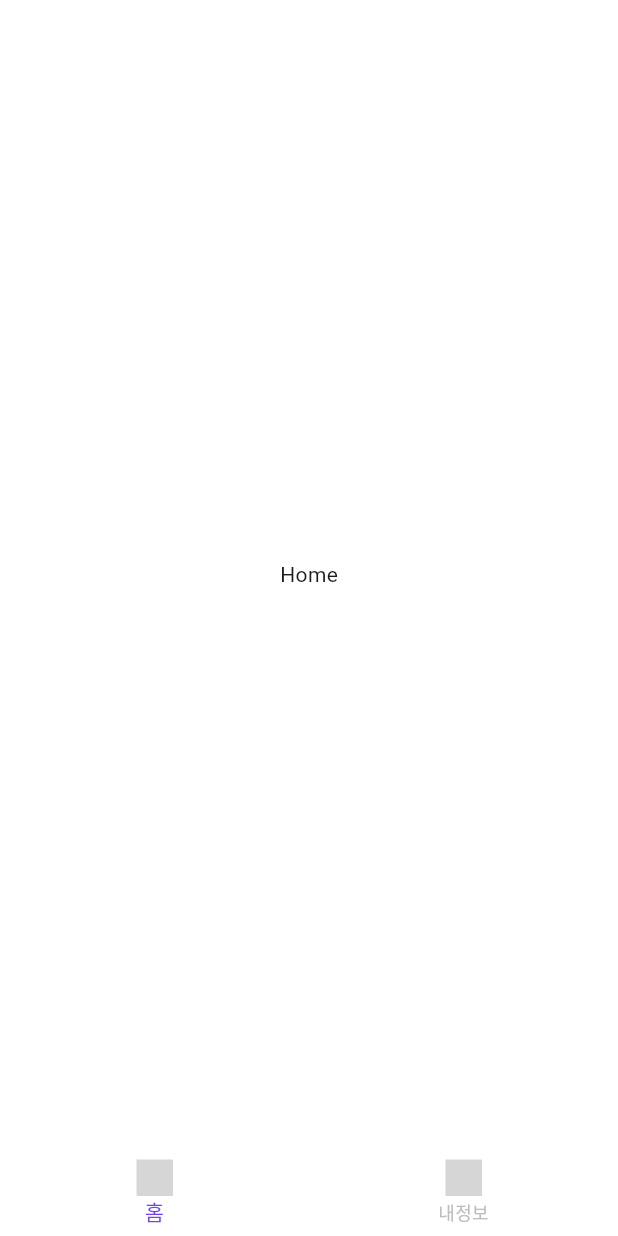
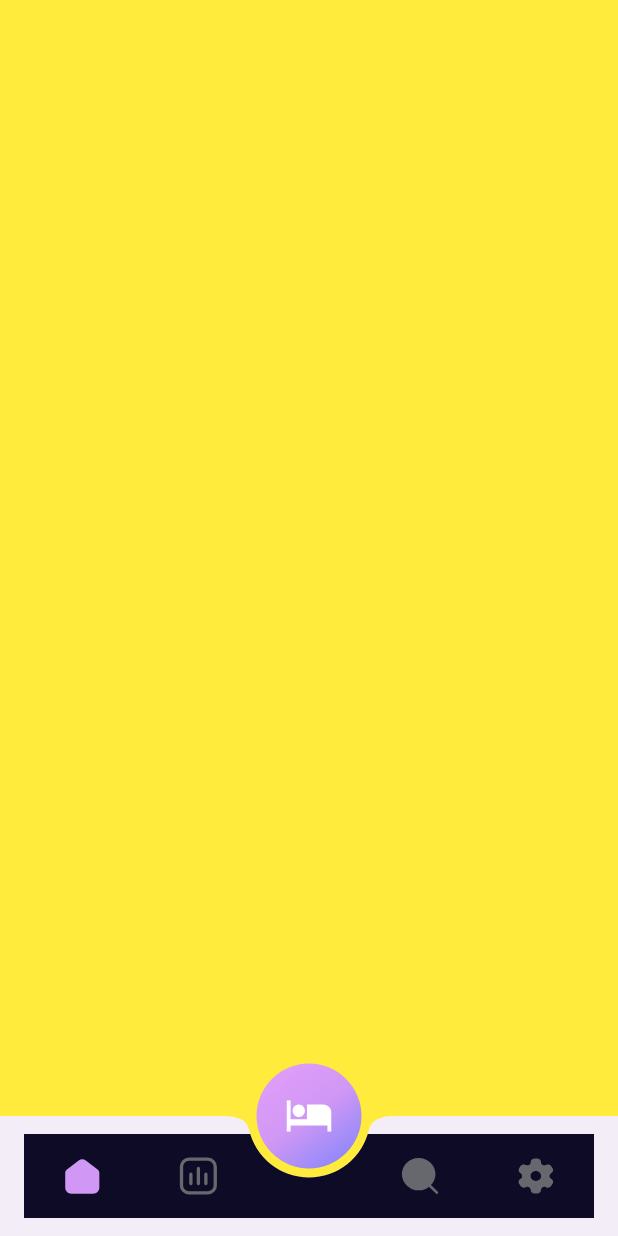
Before and after one commit to GDSC-snowflowerthon/Nightary-team12-mobile, a Flutter app: the screen it shows after launch, on a phone screen of 412 x 824 dp. Run offline on Flutter 3.47's test engine with Material 3 defaults, Android fonts, the phone set to English and light mode, and no system bars; our stand-ins replace flutter_dotenv, flutter_native_splash, flutter_svg, get; Roboto replaces fonts that are missing (Pretendard); grey boxes are pictures that could not be loaded.

Commit message:
feat: create bottom navigation bar

```diff
--- a/lib/views/base/base_screen.dart
+++ b/lib/views/base/base_screen.dart
@@ -51,7 +51,7 @@ abstract class BaseScreen<T extends GetxController> extends GetView<T> {
 
   // SafeArea의 색상을 정의하는 메서드
   @protected
-  Color? get unSafeAreaColor => Colors.black;
+  Color? get unSafeAreaColor => Colors.transparent;
 
   // 키보드가 나타날 때 화면을 조절할지 여부를 정의하는 메서드
   @protected
--- a/lib/views/home/home_screen.dart
+++ b/lib/views/home/home_screen.dart
@@ -7,8 +7,11 @@ class HomeScreen extends BaseScreen<HomeViewModel> {
 
   @override
   Widget buildBody(BuildContext context) {
-    return const Center(
-      child: Text("Home"),
+    return Container(
+      color: Colors.yellow,
     );
   }
+
+  @override
+  bool get wrapWithSafeArea => false;
 }
--- a/lib/views/root/custom_bottom_navigation_bar.dart
+++ b/lib/views/root/custom_bottom_navigation_bar.dart
@@ -15,44 +15,61 @@ class CustomBottomNavigationBar extends BaseWidget<RootViewModel> {
           highlightColor: Colors.transparent,
           splashFactory: NoSplash.splashFactory,
         ),
-        child: BottomNavigationBar(
+        child: BottomAppBar(
           elevation: 0,
-          currentIndex: viewModel.selectedIndex,
-          onTap: viewModel.changeIndex,
-
-          // 아이템의 색상
-          unselectedItemColor: Colors.grey[400],
-          selectedItemColor: const Color(0xFF7541EF),
-
-          // 탭 애니메이션 변경 (fixed: 없음)
-          type: BottomNavigationBarType.fixed,
-          backgroundColor: Colors.white,
-
-          // Bar에 보여질 요소. icon과 label로 구성.
-          items: <BottomNavigationBarItem>[
-            BottomNavigationBarItem(
-                icon: SvgPicture.asset(
-                  'assets/icons/house.svg',
-                  height: 24,
-                  colorFilter: viewModel.selectedIndex == 0
-                      ? const ColorFilter.mode(
-                          Color(0xFF7541EF), BlendMode.srcATop)
-                      : ColorFilter.mode(Colors.grey[400]!, BlendMode.srcATop),
+          shape: const CircularNotchedRectangle(),
+          notchMargin: 6.0,
+          clipBehavior: Clip.antiAlias,
+          child: Container(
+            height: 65,
+            color: const Color(0xFF0D0B26),
+            child: Row(
+              mainAxisAlignment: MainAxisAlignment.spaceAround,
+              children: [
+                _buildBottomNavigationBarItem(
+                  index: 0,
+                  size: 24,
+                  svgPath: 'assets/icons/home.svg',
                 ),
-                label: "홈"),
-            BottomNavigationBarItem(
-                icon: SvgPicture.asset(
-                  'assets/icons/house.svg',
-                  height: 24,
-                  colorFilter: viewModel.selectedIndex == 1
-                      ? const ColorFilter.mode(
-                          Color(0xFF7541EF), BlendMode.srcATop)
-                      : ColorFilter.mode(Colors.grey[400]!, BlendMode.srcATop),
+                _buildBottomNavigationBarItem(
+                  index: 1,
+                  size: 30,
+                  svgPath: 'assets/icons/chart.svg',
                 ),
-                label: "내정보"),
-          ],
+                const SizedBox(width: 70),
+                _buildBottomNavigationBarItem(
+                  index: 2,
+                  size: 24,
+                  svgPath: 'assets/icons/search.svg',
+                ),
+                _buildBottomNavigationBarItem(
+                  index: 3,
+                  size: 28,
+                  svgPath: 'assets/icons/setting.svg',
+                ),
+              ],
+            ),
+          ),
         ),
       ),
     );
   }
+
+  Widget _buildBottomNavigationBarItem({
+    required int index,
+    required double size,
+    required String svgPath,
+  }) =>
+      Expanded(
+        child: InkWell(
+          onTap: () => viewModel.changeIndex(index),
+          child: SvgPicture.asset(
+            svgPath,
+            height: size,
+            colorFilter: viewModel.selectedIndex == index
+                ? const ColorFilter.mode(Color(0xFFD097F4), BlendMode.srcATop)
+                : const ColorFilter.mode(Color(0xFF67686D), BlendMode.srcATop),
+          ),
+        ),
+      );
 }
--- a/lib/views/root/root_screen.dart
+++ b/lib/views/root/root_screen.dart
@@ -1,16 +1,14 @@
 import 'package:flutter/material.dart';
+import 'package:flutter_svg/flutter_svg.dart';
 import 'package:get/get.dart';
+import 'package:nightary/views/base/base_screen.dart';
 import 'package:nightary/views/home/home_screen.dart';
 import 'package:nightary/views/root/custom_bottom_navigation_bar.dart';
 
 import '../../viewModels/root/root_viewmodel.dart';
-import '../base/base_screen.dart';
 
 class RootScreen extends BaseScreen<RootViewModel> {
   const RootScreen({super.key});
-
-  @override
-  Color? get screenBackgroundColor => Colors.white;
 
   @override
   Widget buildBody(BuildContext context) {
@@ -18,6 +16,8 @@ class RootScreen extends BaseScreen<RootViewModel> {
       () => IndexedStack(
         index: viewModel.selectedIndex,
         children: const [
+          HomeScreen(),
+          HomeScreen(),
           HomeScreen(),
           HomeScreen(),
         ],
@@ -29,4 +29,46 @@ class RootScreen extends BaseScreen<RootViewModel> {
   Widget? buildBottomNavigationBar(BuildContext context) {
     return const CustomBottomNavigationBar();
   }
+
+  @override
+  Widget? get buildFloatingActionButton => Container(
+        width: 70,
+        decoration: const BoxDecoration(
+          shape: BoxShape.circle,
+          gradient: LinearGradient(
+            begin: Alignment.topLeft,
+            end: Alignment.bottomRight,
+            colors: [
+              Color(0xFFE8A1FD),
+              Color(0xFFD097F4),
+              Color(0xFF6980FD),
+            ],
+            stops: [0, 0.5, 1],
+          ),
+        ),
+        child: FloatingActionButton.large(
+          onPressed: () {},
+          elevation: 0,
+          highlightElevation: 2,
+          shape: const CircleBorder(),
+          backgroundColor: Colors.transparent,
+          child: SvgPicture.asset(
+            'assets/icons/bed.svg',
+            fit: BoxFit.scaleDown,
+          ),
+        ),
+      );
+
+  @override
+  FloatingActionButtonLocation? get floatingActionButtonLocation =>
+      FloatingActionButtonLocation.centerDocked;
+
+  @override
+  bool get extendBodyBehindAppBar => true;
+
+  @override
+  Color? get unSafeAreaColor => const Color(0xFF0D0B26);
+
+  @override
+  bool get setTopSafeArea => false;
 }
```
